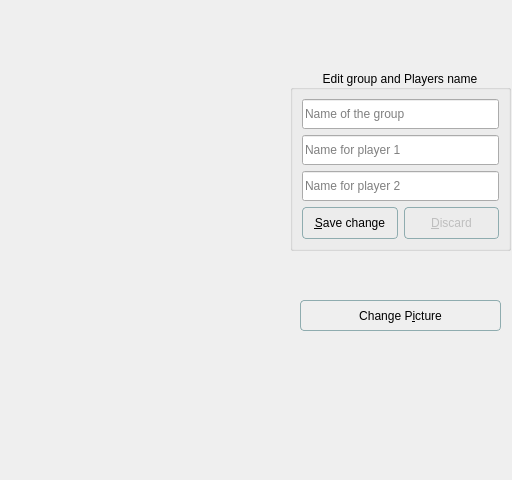
Qt form include/ui_/ConfigurePlayer.ui (arcAcemK/LevelManager) before a commit.
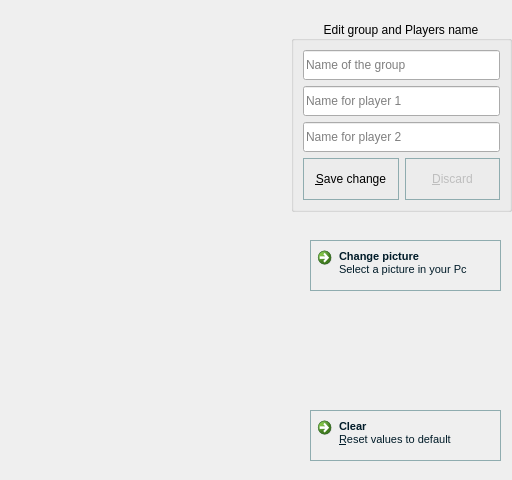
The same form after that commit.

Patch:
```diff
--- a/include/ui_/ConfigurePlayer.ui
+++ b/include/ui_/ConfigurePlayer.ui
@@ -28,16 +28,23 @@
   <property name="styleSheet">
    <string notr="true">QPushButton
 {
-	background-color:qlineargradient( x1:0.1, y1:0.4, x2:0.3, y2:0.9, 
-									stop: 0.1 rgb(119, 236, 149),
-									stop:0.4 rgb(152, 255, 124),
+	background-color:qlineargradient( x1:0.3, y1:0.3, x2:0.1, y2:0.99, 
+									stop: 0.1 rgb(100, 199, 154),
+									stop:0.4 rgb(90, 195, 75),
 									stop:1 rgb(207, 255, 174));
 	border:1px solid rgb(143, 172, 175);
-	border-radius:4;
+	border-radius:0;
 }
 
+#resetButton{
+	background-color:qlineargradient( x1:0.1, y1:0.4, x2:0.3, y2:0.9, 
+									stop: 0.1 rgb(199, 99, 109),
+									stop:0.4 rgb(209, 21, 99),
+									stop:1 rgb(214, 115, 154));
+}
 
-QPushButton:hover
+QPushButton:hover,
+#resetButton:hover
 {
 	background-color:qlineargradient( x1:0.1, y1:0.5, x2:1, y2:0.9, 
 									stop:0 rgb(242, 199, 161), 
@@ -46,7 +53,8 @@
 }
 
 
-QPushButton:pressed
+QPushButton:pressed,
+#resetButton:pressed
 {
 	background-color:qlineargradient( x1:0.1, y1:0.4, x2:0.3, y2:0.9, 
 									stop: 0.1 rgb(219, 126, 109),
@@ -54,15 +62,16 @@
 									stop:1 rgb(182, 115, 194));
 	border:1px solid rgb(143, 172, 175);
 }
+
 </string>
   </property>
-  <widget class="QPushButton" name="setGroupPictureBtn">
+  <widget class="QCommandLinkButton" name="selectPictBtn">
    <property name="geometry">
     <rect>
-     <x>300</x>
-     <y>300</y>
-     <width>201</width>
-     <height>31</height>
+     <x>310</x>
+     <y>240</y>
+     <width>191</width>
+     <height>51</height>
     </rect>
    </property>
    <property name="sizePolicy">
@@ -77,35 +86,29 @@
      <height>16777215</height>
     </size>
    </property>
+   <property name="layoutDirection">
+    <enum>Qt::LeftToRight</enum>
+   </property>
+   <property name="styleSheet">
+    <string notr="true">QCommandLinkButton{
+	font-size:11px;
+	color: rgb(0, 27, 40);
+}</string>
+   </property>
    <property name="text">
-    <string>Change P&amp;icture</string>
+    <string>Change picture</string>
    </property>
-   <property name="shortcut">
-    <string/>
-   </property>
-   <property name="checkable">
-    <bool>false</bool>
-   </property>
-   <property name="checked">
-    <bool>false</bool>
-   </property>
-   <property name="autoRepeat">
-    <bool>false</bool>
-   </property>
-   <property name="autoExclusive">
-    <bool>false</bool>
-   </property>
-   <property name="flat">
-    <bool>false</bool>
+   <property name="description">
+    <string>Select a picture in your Pc</string>
    </property>
   </widget>
   <widget class="QGroupBox" name="groupBox">
    <property name="geometry">
     <rect>
-     <x>290</x>
-     <y>70</y>
+     <x>291</x>
+     <y>21</y>
      <width>221</width>
-     <height>181</height>
+     <height>191</height>
     </rect>
    </property>
    <property name="font">
@@ -182,6 +185,12 @@
           <verstretch>0</verstretch>
          </sizepolicy>
         </property>
+        <property name="minimumSize">
+         <size>
+          <width>0</width>
+          <height>0</height>
+         </size>
+        </property>
         <property name="text">
          <string>&amp;Save change</string>
         </property>
@@ -198,6 +207,12 @@
           <verstretch>0</verstretch>
          </sizepolicy>
         </property>
+        <property name="minimumSize">
+         <size>
+          <width>0</width>
+          <height>0</height>
+         </size>
+        </property>
         <property name="text">
          <string>&amp;Discard</string>
         </property>
@@ -207,6 +222,43 @@
     </item>
    </layout>
   </widget>
+  <widget class="QCommandLinkButton" name="resetButton">
+   <property name="geometry">
+    <rect>
+     <x>310</x>
+     <y>410</y>
+     <width>191</width>
+     <height>51</height>
+    </rect>
+   </property>
+   <property name="sizePolicy">
+    <sizepolicy hsizetype="Preferred" vsizetype="Preferred">
+     <horstretch>0</horstretch>
+     <verstretch>0</verstretch>
+    </sizepolicy>
+   </property>
+   <property name="maximumSize">
+    <size>
+     <width>16777215</width>
+     <height>16777215</height>
+    </size>
+   </property>
+   <property name="layoutDirection">
+    <enum>Qt::LeftToRight</enum>
+   </property>
+   <property name="styleSheet">
+    <string notr="true">QCommandLinkButton{
+	font-size:11px;
+	color: rgb(0, 27, 40);
+}</string>
+   </property>
+   <property name="text">
+    <string>Clear</string>
+   </property>
+   <property name="description">
+    <string>&amp;Reset values to default</string>
+   </property>
+  </widget>
  </widget>
  <resources/>
  <connections/>
```
